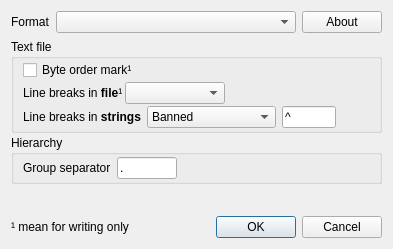
Mercury13/utranslator, file UTranslator/FmFileFormat.ui: the form before one commit.
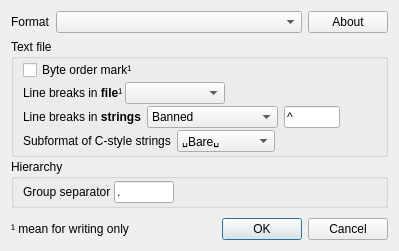
The form after the commit.

```diff
--- a/UTranslator/FmFileFormat.ui
+++ b/UTranslator/FmFileFormat.ui
@@ -6,8 +6,8 @@
    <rect>
     <x>0</x>
     <y>0</y>
-    <width>393</width>
-    <height>249</height>
+    <width>399</width>
+    <height>251</height>
    </rect>
   </property>
   <property name="windowTitle">
@@ -48,8 +48,8 @@
        <rect>
         <x>0</x>
         <y>0</y>
-        <width>375</width>
-        <height>169</height>
+        <width>381</width>
+        <height>171</height>
        </rect>
       </property>
       <layout class="QVBoxLayout" name="verticalLayout_2">
@@ -211,6 +211,63 @@
             </layout>
            </widget>
           </item>
+          <item>
+           <widget class="QWidget" name="widget" native="true">
+            <layout class="QHBoxLayout" name="horizontalLayout_6">
+             <property name="leftMargin">
+              <number>0</number>
+             </property>
+             <property name="topMargin">
+              <number>0</number>
+             </property>
+             <property name="rightMargin">
+              <number>0</number>
+             </property>
+             <property name="bottomMargin">
+              <number>0</number>
+             </property>
+             <item>
+              <widget class="QLabel" name="lbCSubformat">
+               <property name="text">
+                <string>Subformat of C-style strings</string>
+               </property>
+              </widget>
+             </item>
+             <item>
+              <widget class="QComboBox" name="comboCSubformat">
+               <item>
+                <property name="text">
+                 <string>␣Bare␣</string>
+                </property>
+               </item>
+               <item>
+                <property name="text">
+                 <string>&quot; Quoted &quot;</string>
+                </property>
+               </item>
+               <item>
+                <property name="text">
+                 <string>\s for spaces</string>
+                </property>
+               </item>
+              </widget>
+             </item>
+             <item>
+              <spacer name="horizontalSpacer">
+               <property name="orientation">
+                <enum>Qt::Horizontal</enum>
+               </property>
+               <property name="sizeHint" stdset="0">
+                <size>
+                 <width>40</width>
+                 <height>10</height>
+                </size>
+               </property>
+              </spacer>
+             </item>
+            </layout>
+           </widget>
+          </item>
          </layout>
         </widget>
        </item>
@@ -220,6 +277,9 @@
           <string>Hierarchy</string>
          </property>
          <layout class="QVBoxLayout" name="verticalLayout_5">
+          <property name="spacing">
+           <number>3</number>
+          </property>
           <property name="topMargin">
            <number>2</number>
           </property>
```
Left out of the diff: 2 changed lines with no effect on the pictures.
